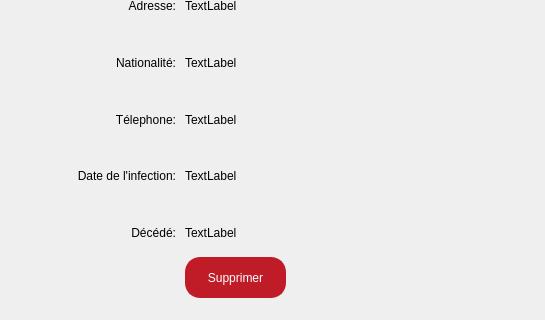
Qt form Personne/Supprimer/supprimer.ui (Mindblownserver/mini-project) before a commit; both pictures show x 475 to 1020 and y 350 to 670 of the 1020 by 670 pixel window.
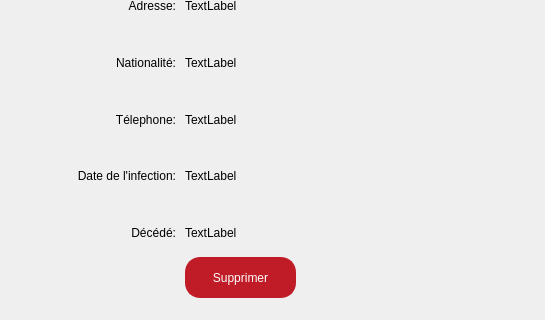
The same form after that commit. Icons and pictures are not drawn.

Diff of the .ui file:
```diff
--- a/Personne/Supprimer/supprimer.ui
+++ b/Personne/Supprimer/supprimer.ui
@@ -13,6 +13,9 @@
   <property name="windowTitle">
    <string>Form</string>
   </property>
+  <property name="styleSheet">
+   <string notr="true">font: 14pt &quot;URW Gothic&quot;;</string>
+  </property>
   <layout class="QVBoxLayout" name="verticalLayout">
    <item>
     <widget class="QFrame" name="returnFr">
@@ -421,7 +424,7 @@
              <rect>
               <x>10</x>
               <y>400</y>
-              <width>101</width>
+              <width>111</width>
               <height>41</height>
              </rect>
             </property>
```
Left out of the diff: 3 changed lines with no effect on the pictures.
